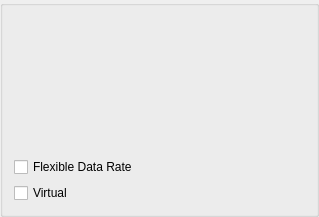
The window that examples/serialbus/can/canbusdeviceinfobox.ui (qtproject/pyside-pyside-setup) describes before a commit, drawn with Qt 5.
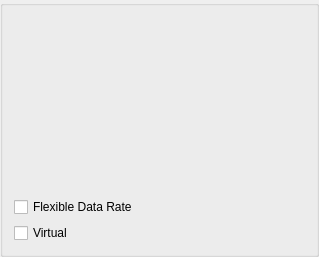
The same window after the commit.

```diff
--- a/examples/serialbus/can/canbusdeviceinfobox.ui
+++ b/examples/serialbus/can/canbusdeviceinfobox.ui
@@ -7,7 +7,7 @@
     <x>0</x>
     <y>0</y>
     <width>319</width>
-    <height>217</height>
+    <height>257</height>
    </rect>
   </property>
   <property name="windowTitle">
```
